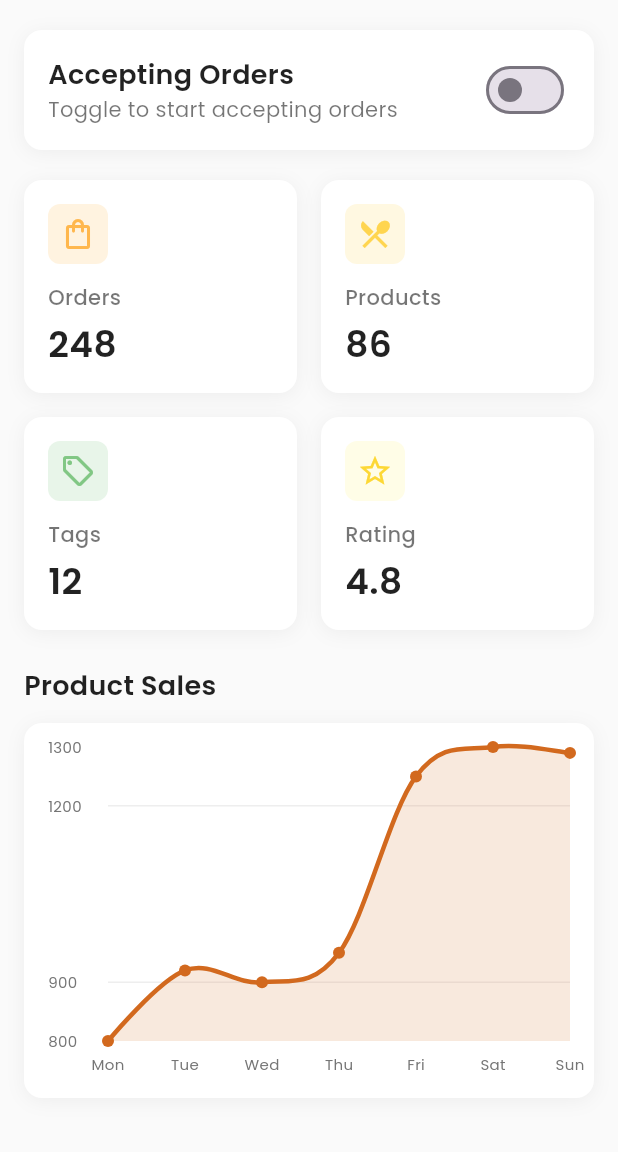
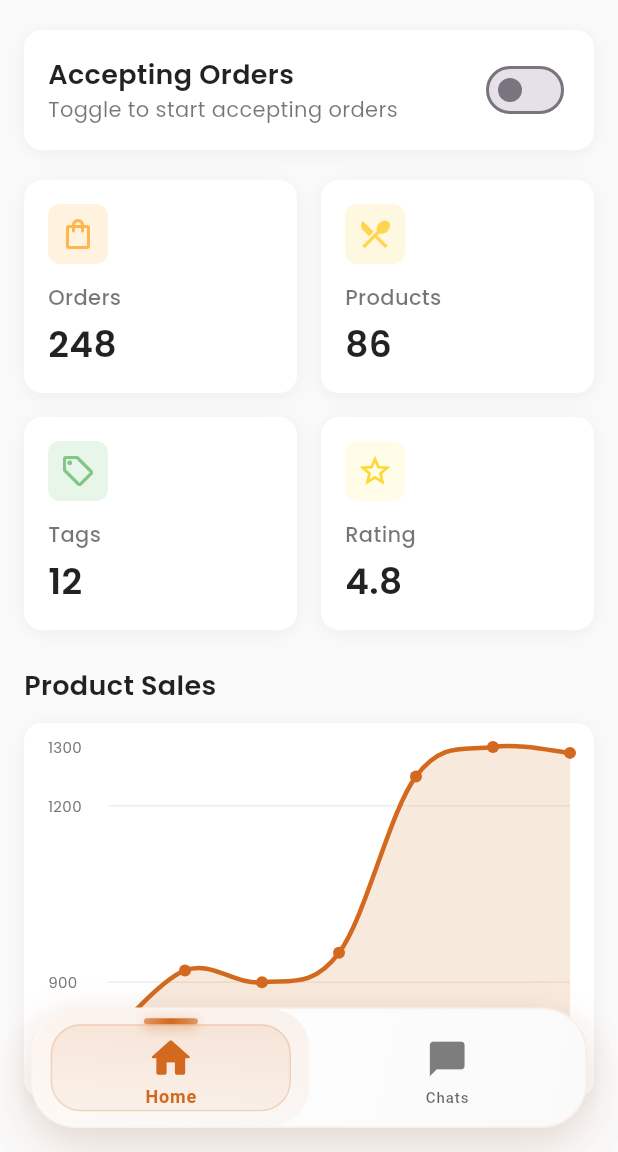
Before and after one commit to SwapnaneelSarkar/bird_restaurant, a Flutter app: the HomeView screen opened by its route, on a phone screen of 412 x 824 dp, the part 84-1236 px from its top. Run offline on Flutter 3.47's test engine with Material 3 defaults, Android fonts, the light colour scheme and no system bars; drawn by our look-alikes of fl_chart; our stand-ins replace dotted_border, equatable, file_picker, firebase_auth, firebase_core, flutter_bloc and 8 more; accounts and stored records are empty; Roboto replaces fonts that are missing (Montserrat).

Commit message:
bottom nav bar

```diff
--- a/lib/presentation/screens/homePage/view.dart
+++ b/lib/presentation/screens/homePage/view.dart
@@ -1,3 +1,4 @@
+// lib/presentation/home/view.dart
 import 'package:flutter/material.dart';
 import 'package:flutter_bloc/flutter_bloc.dart';
 import 'package:flutter_svg/flutter_svg.dart';
@@ -5,7 +6,9 @@ import 'package:google_fonts/google_fonts.dart';
 import 'package:fl_chart/fl_chart.dart';
 
 import '../../../constants/api_constants.dart';
+import '../../../ui_components/universal_widget/nav_bar.dart';
 import '../../resources/colors.dart';
+import '../chat/view.dart';
 
 import 'bloc.dart';
 import 'event.dart';
@@ -20,8 +23,42 @@ class HomeView extends StatefulWidget {
   State<HomeView> createState() => _HomeViewState();
 }
 
-class _HomeViewState extends State<HomeView> {
+class _HomeViewState extends State<HomeView> with TickerProviderStateMixin {
   final GlobalKey<ScaffoldState> _scaffoldKey = GlobalKey<ScaffoldState>();
+  int _selectedIndex = 0;
+  late AnimationController _pageTransitionController;
+  late PageController _pageController;
+
+  @override
+  void initState() {
+    super.initState();
+    _pageTransitionController = AnimationController(
+      duration: const Duration(milliseconds: 300),
+      vsync: this,
+    );
+    _pageController = PageController();
+  }
+
+  @override
+  void dispose() {
+    _pageTransitionController.dispose();
+    _pageController.dispose();
+    super.dispose();
+  }
+
+  void _onBottomNavTapped(int index) {
+    if (index != _selectedIndex) {
+      setState(() {
+        _selectedIndex = index;
+      });
+
+      _pageController.animateToPage(
+        index,
+        duration: const Duration(milliseconds: 300),
+        curve: Curves.easeInOut,
+      );
+    }
+  }
 
   @override
   Widget build(BuildContext context) {
@@ -42,13 +79,10 @@ class _HomeViewState extends State<HomeView> {
               restaurantSlogan = state.restaurantData!['address'] as String?;
 
               // Get restaurant image URL - path based on your API response structure
-      // This depends on how the image URL is stored in the API response
-      // It could be 'restaurant_photos', 'image_url', etc.
               if (state.restaurantData!['restaurant_photos'] != null) {
-        // Handle the case where it might be a list or a string
                 var photos = state.restaurantData!['restaurant_photos'];
                 if (photos is List && photos.isNotEmpty) {
-          restaurantImageUrl = photos[0]; // Get the first photo
+                  restaurantImageUrl = photos[0];
                 } else if (photos is String) {
                   restaurantImageUrl = photos;
                 }
@@ -61,7 +95,6 @@ class _HomeViewState extends State<HomeView> {
 
               // If we found an image URL, ensure it's a complete URL
               if (restaurantImageUrl != null && !restaurantImageUrl.startsWith('http')) {
-        // Prepend base URL if needed
                 restaurantImageUrl = '${ApiConstants.baseUrl}/$restaurantImageUrl';
               }
             }
@@ -74,7 +107,7 @@ class _HomeViewState extends State<HomeView> {
             );
           },
         ),
-        appBar: AppBar(
+        appBar: _selectedIndex == 0 ? AppBar(
           backgroundColor: Colors.white,
           elevation: 0,
           leading: SidebarOpener(
@@ -89,8 +122,20 @@ class _HomeViewState extends State<HomeView> {
               height: 30,
             ),
           ),
-        ),
-        body: BlocBuilder<HomeBloc, HomeState>(
+        ) : null,
+        body: Stack(
+          children: [
+            // Page content
+            PageView(
+              controller: _pageController,
+              onPageChanged: (index) {
+                setState(() {
+                  _selectedIndex = index;
+                });
+              },
+              children: [
+                // Home content
+                BlocBuilder<HomeBloc, HomeState>(
                   builder: (context, state) {
                     if (state is HomeLoading) {
                       return const Center(child: CircularProgressIndicator());
@@ -120,11 +165,26 @@ class _HomeViewState extends State<HomeView> {
                       );
                     }
 
-            // Initial state
-            return const Center(
-              child: CircularProgressIndicator(),
-            );
+                    return const Center(child: CircularProgressIndicator());
                   },
+                ),
+
+                // Chats content
+                const ChatView(orderId: '',),
+              ],
+            ),
+
+            // Bottom Navigation
+            Positioned(
+              bottom: 0,
+              left: 0,
+              right: 0,
+              child: BottomNavigationWidget(
+                selectedIndex: _selectedIndex,
+                onItemTapped: _onBottomNavTapped,
+              ),
+            ),
+          ],
         ),
       ),
     );
@@ -193,7 +253,6 @@ class _HomeViewState extends State<HomeView> {
             // Stats Row 1
             Row(
               children: [
-                // Orders Stats
                 Expanded(
                   child: _buildStatCard(
                     'Orders',
@@ -204,7 +263,6 @@ class _HomeViewState extends State<HomeView> {
                   ),
                 ),
                 const SizedBox(width: 16),
-                // Products Stats
                 Expanded(
                   child: _buildStatCard(
                     'Products',
@@ -222,7 +280,6 @@ class _HomeViewState extends State<HomeView> {
             // Stats Row 2
             Row(
               children: [
-                // Tags Stats
                 Expanded(
                   child: _buildStatCard(
                     'Tags',
@@ -233,7 +290,6 @@ class _HomeViewState extends State<HomeView> {
                   ),
                 ),
                 const SizedBox(width: 16),
-                // Rating Stats
                 Expanded(
                   child: _buildStatCard(
                     'Rating',
@@ -281,7 +337,7 @@ class _HomeViewState extends State<HomeView> {
               ],
             ),
 
-            // Restaurant Information Section (if available)
+            // Restaurant Information Section
             if (state.restaurantData != null) ...[
               const SizedBox(height: 24),
               Column(
@@ -339,7 +395,8 @@ class _HomeViewState extends State<HomeView> {
               ),
             ],
 
-            const SizedBox(height: 30),
+            // Extra bottom padding for navigation bar
+            const SizedBox(height: 120),
           ],
         ),
       ),
@@ -400,12 +457,10 @@ class _HomeViewState extends State<HomeView> {
   }
 
   Widget _buildSalesChart(List<Map<String, dynamic>> salesData) {
-    // Convert sales data to spots
     final List<FlSpot> spots = salesData.asMap().entries.map((entry) {
       return FlSpot(entry.key.toDouble(), entry.value['sales'].toDouble());
     }).toList();
 
-    // Days of the week
     final List<String> days = salesData.map((data) => data['day'] as String).toList();
 
     return LineChart(
--- /dev/null
+++ b/lib/ui_components/universal_widget/nav_bar.dart
@@ -0,0 +1,426 @@
+// lib/ui_components/bottom_navigation_widget.dart
+import 'package:flutter/material.dart';
+import 'package:flutter/services.dart';
+
+import '../../presentation/resources/colors.dart';
+import '../../presentation/resources/font.dart';
+
+class BottomNavigationWidget extends StatefulWidget {
+  final int selectedIndex;
+  final Function(int) onItemTapped;
+
+  const BottomNavigationWidget({
+    Key? key,
+    required this.selectedIndex,
+    required this.onItemTapped,
+  }) : super(key: key);
+
+  @override
+  State<BottomNavigationWidget> createState() => _BottomNavigationWidgetState();
+}
+
+class _BottomNavigationWidgetState extends State<BottomNavigationWidget>
+    with TickerProviderStateMixin {
+  late AnimationController _rippleController;
+  late AnimationController _scaleController;
+  late AnimationController _slideController;
+  late AnimationController _bounceController;
+  late List<AnimationController> _iconControllers;
+  late List<AnimationController> _indicatorControllers;
+  late List<AnimationController> _pressControllers;
+
+  @override
+  void initState() {
+    super.initState();
+
+    _rippleController = AnimationController(
+      duration: const Duration(milliseconds: 600),
+      vsync: this,
+    );
+
+    _scaleController = AnimationController(
+      duration: const Duration(milliseconds: 120),
+      vsync: this,
+    );
+
+    _slideController = AnimationController(
+      duration: const Duration(milliseconds: 400),
+      vsync: this,
+    );
+
+    _bounceController = AnimationController(
+      duration: const Duration(milliseconds: 200),
+      vsync: this,
+    );
+
+    _iconControllers = List.generate(
+      2,
+      (index) => AnimationController(
+        duration: const Duration(milliseconds: 250),
+        vsync: this,
+      ),
+    );
+
+    _indicatorControllers = List.generate(
+      2,
+      (index) => AnimationController(
+        duration: const Duration(milliseconds: 300),
+        vsync: this,
+      ),
+    );
+
+    _pressControllers = List.generate(
+      2,
+      (index) => AnimationController(
+        duration: const Duration(milliseconds: 100),
+        vsync: this,
+      ),
+    );
+
+    // Initialize the selected animations
+    if (widget.selectedIndex < _iconControllers.length) {
+      _iconControllers[widget.selectedIndex].forward();
+      _indicatorControllers[widget.selectedIndex].forward();
+    }
+
+    _slideController.forward();
+  }
+
+  @override
+  void didUpdateWidget(BottomNavigationWidget oldWidget) {
+    super.didUpdateWidget(oldWidget);
+
+    if (oldWidget.selectedIndex != widget.selectedIndex) {
+      // Animate out old selection
+      if (oldWidget.selectedIndex < _iconControllers.length) {
+        _iconControllers[oldWidget.selectedIndex].reverse();
+        _indicatorControllers[oldWidget.selectedIndex].reverse();
+      }
+
+      // Animate in new selection with bounce effect
+      if (widget.selectedIndex < _iconControllers.length) {
+        _iconControllers[widget.selectedIndex].forward();
+        _indicatorControllers[widget.selectedIndex].forward();
+
+        // Add bounce effect for selection
+        _bounceController.forward().then((_) {
+          _bounceController.reverse();
+        });
+      }
+
+      // Enhanced haptic feedback for selection change
+      HapticFeedback.heavyImpact();
+
+      // Subtle ripple effect
+      _rippleController.forward().then((_) {
+        _rippleController.reset();
+      });
+    }
+  }
+
+  @override
+  void dispose() {
+    _rippleController.dispose();
+    _scaleController.dispose();
+    _slideController.dispose();
+    _bounceController.dispose();
+    for (var controller in _iconControllers) {
+      controller.dispose();
+    }
+    for (var controller in _indicatorControllers) {
+      controller.dispose();
+    }
+    for (var controller in _pressControllers) {
+      controller.dispose();
+    }
+    super.dispose();
+  }
+
+  @override
+  Widget build(BuildContext context) {
+    final screenWidth = MediaQuery.of(context).size.width;
+    final bottomPadding = MediaQuery.of(context).padding.bottom;
+
+    return AnimatedBuilder(
+      animation: _slideController,
+      builder: (context, child) {
+        return Transform.translate(
+          offset: Offset(0, 50 * (1 - _slideController.value)),
+          child: Opacity(
+            opacity: _slideController.value,
+            child: Container(
+              margin: EdgeInsets.only(
+                left: screenWidth * 0.05,
+                right: screenWidth * 0.05,
+                bottom: bottomPadding + 16,
+              ),
+              decoration: BoxDecoration(
+                gradient: LinearGradient(
+                  begin: Alignment.topLeft,
+                  end: Alignment.bottomRight,
+                  colors: [
+                    Colors.white,
+                    Colors.grey[50]!,
+                  ],
+                  stops: [0.0, 1.0],
+                ),
+                borderRadius: BorderRadius.circular(30),
+                boxShadow: [
+                  BoxShadow(
+                    color: ColorManager.primary.withOpacity(0.12),
+                    blurRadius: 28,
+                    offset: const Offset(0, 12),
+                    spreadRadius: 0,
+                  ),
+                  BoxShadow(
+                    color: Colors.black.withOpacity(0.06),
+                    blurRadius: 18,
+                    offset: const Offset(0, 6),
+                    spreadRadius: 0,
+                  ),
+                  BoxShadow(
+                    color: Colors.black.withOpacity(0.02),
+                    blurRadius: 40,
+                    offset: const Offset(0, 20),
+                    spreadRadius: 0,
+                  ),
+                ],
+                border: Border.all(
+                  color: ColorManager.primary.withOpacity(0.08),
+                  width: 1.2,
+                ),
+              ),
+              child: ClipRRect(
+                borderRadius: BorderRadius.circular(30),
+                child: Container(
+                  height: 78,
+                  child: Row(
+                    children: [
+                      _buildNavItem(
+                        index: 0,
+                        icon: Icons.home_rounded,
+                        label: 'Home',
+                        isSelected: widget.selectedIndex == 0,
+                      ),
+                      _buildNavItem(
+                        index: 1,
+                        icon: Icons.chat_bubble_rounded,
+                        label: 'Chats',
+                        isSelected: widget.selectedIndex == 1,
+                      ),
+                    ],
+                  ),
+                ),
+              ),
+            ),
+          ),
+        );
+      },
+    );
+  }
+
+  Widget _buildNavItem({
+    required int index,
+    required IconData icon,
+    required String label,
+    required bool isSelected,
+  }) {
+    return Expanded(
+      child: GestureDetector(
+        onTapDown: (_) {
+          _scaleController.forward();
+          _pressControllers[index].forward();
+          HapticFeedback.lightImpact();
+        },
+        onTapUp: (_) {
+          _scaleController.reverse();
+          _pressControllers[index].reverse();
+        },
+        onTapCancel: () {
+          _scaleController.reverse();
+          _pressControllers[index].reverse();
+        },
+        onTap: () {
+          // Enhanced haptic feedback sequence
+          HapticFeedback.selectionClick();
+          Future.delayed(const Duration(milliseconds: 50), () {
+            HapticFeedback.lightImpact();
+          });
+          widget.onItemTapped(index);
+        },
+        child: AnimatedBuilder(
+          animation: Listenable.merge([_scaleController, _pressControllers[index]]),
+          builder: (context, child) {
+            final pressValue = _pressControllers[index].value;
+            final scaleValue = _scaleController.value;
+
+            return Transform.scale(
+              scale: 1.0 - (scaleValue * 0.04) - (pressValue * 0.02),
+              child: Container(
+                height: 78,
+                decoration: BoxDecoration(
+                  gradient: isSelected
+                      ? LinearGradient(
+                          begin: Alignment.topCenter,
+                          end: Alignment.bottomCenter,
+                          colors: [
+                            ColorManager.primary.withOpacity(0.08 + (pressValue * 0.04)),
+                            ColorManager.primary.withOpacity(0.04 + (pressValue * 0.02)),
+                          ],
+                        )
+                      : pressValue > 0
+                          ? LinearGradient(
+                              begin: Alignment.topCenter,
+                              end: Alignment.bottomCenter,
+                              colors: [
+                                Colors.grey.withOpacity(0.05 + (pressValue * 0.03)),
+                                Colors.grey.withOpacity(0.02 + (pressValue * 0.01)),
+                              ],
+                            )
+                          : null,
+                  borderRadius: BorderRadius.circular(25),
+                ),
+                child: Stack(
+                  children: [
+                    // Subtle background gradient for selected item
+                    if (isSelected)
+                      AnimatedBuilder(
+                        animation: _indicatorControllers[index],
+                        builder: (context, child) {
+                          return Positioned.fill(
+                            child: Container(
+                              margin: const EdgeInsets.symmetric(
+                                horizontal: 12,
+                                vertical: 10,
+                              ),
+                              decoration: BoxDecoration(
+                                gradient: LinearGradient(
+                                  begin: Alignment.topCenter,
+                                  end: Alignment.bottomCenter,
+                                  colors: [
+                                    ColorManager.primary.withOpacity(
+                                      0.1 * _indicatorControllers[index].value,
+                                    ),
+                                    ColorManager.primary.withOpacity(
+                                      0.05 * _indicatorControllers[index].value,
+                                    ),
+                                  ],
+                                ),
+                                borderRadius: BorderRadius.circular(20),
+                                border: Border.all(
+                                  color: ColorManager.primary.withOpacity(
+                                    0.2 * _indicatorControllers[index].value,
+                                  ),
+                                  width: 1,
+                                ),
+                              ),
+                            ),
+                          );
+                        },
+                      ),
+
+                    // Enhanced top indicator bar
+                    AnimatedBuilder(
+                      animation: _indicatorControllers[index],
+                      builder: (context, child) {
+                        return Positioned(
+                          top: 6,
+                          left: 0,
+                          right: 0,
+                          child: Center(
+                            child: Transform.scale(
+                              scaleX: _indicatorControllers[index].value,
+                              child: Container(
+                                width: 36,
+                                height: 4,
+                                decoration: BoxDecoration(
+                                  gradient: LinearGradient(
+                                    begin: Alignment.centerLeft,
+                                    end: Alignment.centerRight,
+                                    colors: [
+                                      ColorManager.primary.withOpacity(0.6),
+                                      ColorManager.primary,
+                                      ColorManager.primary.withOpacity(0.6),
+                                    ],
+                                  ),
+                                  borderRadius: BorderRadius.circular(3),
+                                  boxShadow: [
+                                    BoxShadow(
+                                      color: ColorManager.primary.withOpacity(0.5),
+                                      blurRadius: 6,
+                                      offset: const Offset(0, 2),
+                                    ),
+                                  ],
+                                ),
+                              ),
+                            ),
+                          ),
+                        );
+                      },
+                    ),
+
+                    // Main content with bounce effect
+                    Center(
+                      child: AnimatedBuilder(
+                        animation: Listenable.merge([_iconControllers[index], _bounceController]),
+                        builder: (context, child) {
+                          final bounceValue = widget.selectedIndex == index
+                              ? _bounceController.value
+                              : 0.0;
+
+                          return Transform.translate(
+                            offset: Offset(0, -2 * bounceValue),
+                            child: Column(
+                              mainAxisAlignment: MainAxisAlignment.center,
+                              children: [
+                                const SizedBox(height: 6),
+
+                                // Icon with enhanced animation and bounce
+                                Transform.scale(
+                                  scale: 1.0 + (_iconControllers[index].value * 0.18) + (bounceValue * 0.1),
+                                  child: Icon(
+                                    icon,
+                                    size: 28,
+                                    color: isSelected
+                                        ? ColorManager.primary
+                                        : ColorManager.black.withOpacity(0.5),
+                                  ),
+                                ),
+
+                                const SizedBox(height: 6),
+
+                                // Label with enhanced styling and animation
+                                AnimatedDefaultTextStyle(
+                                  duration: const Duration(milliseconds: 150),
+                                  style: TextStyle(
+                                    fontSize: isSelected ? FontSize.s12 : FontSize.s10,
+                                    fontWeight: isSelected
+                                        ? FontWeightManager.bold
+                                        : FontWeightManager.medium,
+                                    color: isSelected
+                                        ? ColorManager.primary
+                                        : ColorManager.black.withOpacity(0.6),
+                                    fontFamily: FontFamily.Montserrat,
+                                    letterSpacing: 0.6,
+                                    height: 1.1,
+                                  ),
+                                  child: Text(label),
+                                ),
+                              ],
+                            ),
+                          );
+                        },
+                      ),
+                    ),
+
+
+                  ],
+                ),
+              ),
+            );
+          },
+        ),
+      ),
+    );
+  }
+}
```
Also changed, not shown: 5 other files. Lines whose indentation alone changed are shown as unchanged.
